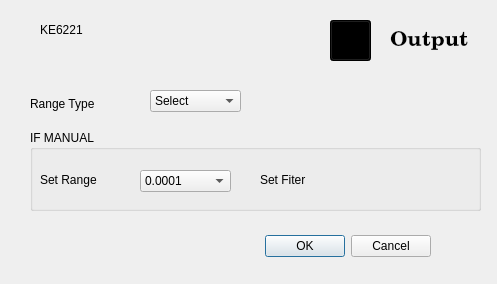
This is Control VI/ke6221.ui in rohitranjan017/Interfacing-and-Data-Acquisition-from-Scientific-Instruments as Qt 5 draws it before an edit. The edited form follows.
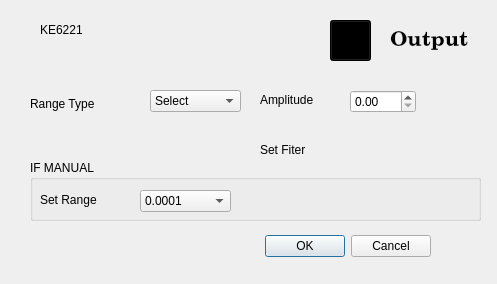
This is the edited form. Icons and pictures are not drawn.

Patch:
```diff
--- a/Control VI/ke6221.ui
+++ b/Control VI/ke6221.ui
@@ -71,9 +71,9 @@
    <property name="geometry">
     <rect>
      <x>30</x>
-     <y>130</y>
+     <y>160</y>
      <width>451</width>
-     <height>81</height>
+     <height>61</height>
     </rect>
    </property>
    <property name="title">
@@ -83,7 +83,7 @@
     <property name="geometry">
      <rect>
       <x>110</x>
-      <y>40</y>
+      <y>30</y>
       <width>91</width>
       <height>22</height>
      </rect>
@@ -98,7 +98,7 @@
     <property name="geometry">
      <rect>
       <x>10</x>
-      <y>40</y>
+      <y>30</y>
       <width>101</width>
       <height>20</height>
      </rect>
@@ -107,48 +107,6 @@
      <string>Set Range</string>
     </property>
    </widget>
-   <widget class="QLabel" name="label_SetFilter_2">
-    <property name="geometry">
-     <rect>
-      <x>230</x>
-      <y>40</y>
-      <width>101</width>
-      <height>20</height>
-     </rect>
-    </property>
-    <property name="text">
-     <string>Set Fiter</string>
-    </property>
-   </widget>
-   <widget class="QPushButton" name="SetFilter_2">
-    <property name="geometry">
-     <rect>
-      <x>330</x>
-      <y>30</y>
-      <width>61</width>
-      <height>31</height>
-     </rect>
-    </property>
-    <property name="styleSheet">
-     <string notr="true">border-top: 3px transparent;
-            border-bottom: 3px transparent;
-            border-right: 10px transparent;
-            border-left: 10px transparent;</string>
-    </property>
-    <property name="text">
-     <string/>
-    </property>
-    <property name="icon">
-     <iconset resource="resource.qrc">
-      <normaloff>:/on-off.jpg</normaloff>:/on-off.jpg</iconset>
-    </property>
-    <property name="iconSize">
-     <size>
-      <width>81</width>
-      <height>31</height>
-     </size>
-    </property>
-   </widget>
   </widget>
   <widget class="QLabel" name="label_OutPut">
    <property name="geometry">
@@ -212,6 +170,71 @@
     <string>KE6221</string>
    </property>
   </widget>
+  <widget class="QLabel" name="label_SetRange_3">
+   <property name="geometry">
+    <rect>
+     <x>260</x>
+     <y>90</y>
+     <width>101</width>
+     <height>20</height>
+    </rect>
+   </property>
+   <property name="text">
+    <string>Amplitude</string>
+   </property>
+  </widget>
+  <widget class="QLabel" name="label_SetFilter_2">
+   <property name="geometry">
+    <rect>
+     <x>260</x>
+     <y>140</y>
+     <width>101</width>
+     <height>20</height>
+    </rect>
+   </property>
+   <property name="text">
+    <string>Set Fiter</string>
+   </property>
+  </widget>
+  <widget class="QPushButton" name="SetFilter">
+   <property name="geometry">
+    <rect>
+     <x>350</x>
+     <y>130</y>
+     <width>61</width>
+     <height>31</height>
+    </rect>
+   </property>
+   <property name="styleSheet">
+    <string notr="true">border-top: 3px transparent;
+            border-bottom: 3px transparent;
+            border-right: 10px transparent;
+            border-left: 10px transparent;</string>
+   </property>
+   <property name="text">
+    <string/>
+   </property>
+   <property name="icon">
+    <iconset resource="resource.qrc">
+     <normaloff>:/on-off.jpg</normaloff>:/on-off.jpg</iconset>
+   </property>
+   <property name="iconSize">
+    <size>
+     <width>81</width>
+     <height>31</height>
+    </size>
+   </property>
+  </widget>
+  <widget class="QDoubleSpinBox" name="SetAmplitude">
+   <property name="geometry">
+    <rect>
+     <x>350</x>
+     <y>90</y>
+     <width>66</width>
+     <height>23</height>
+    </rect>
+   </property>
+  </widget>
  </widget>
  <resources>
   <include location="resource.qrc"/>
```
Left out of the diff: 7 changed lines with no effect on the pictures.
